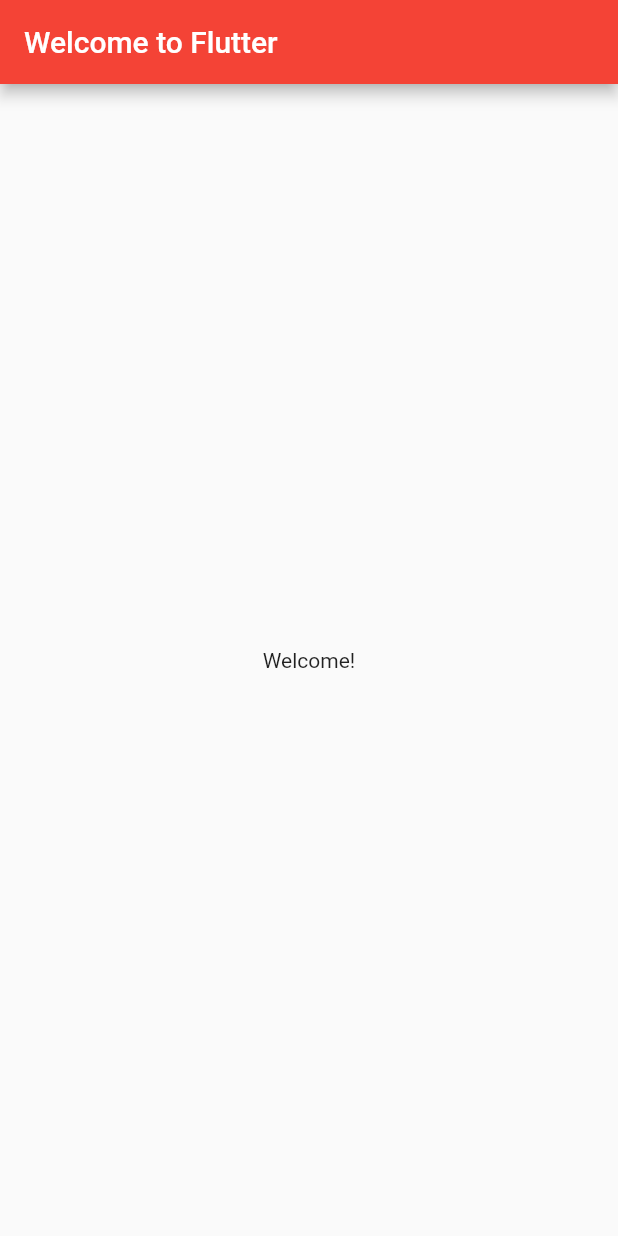
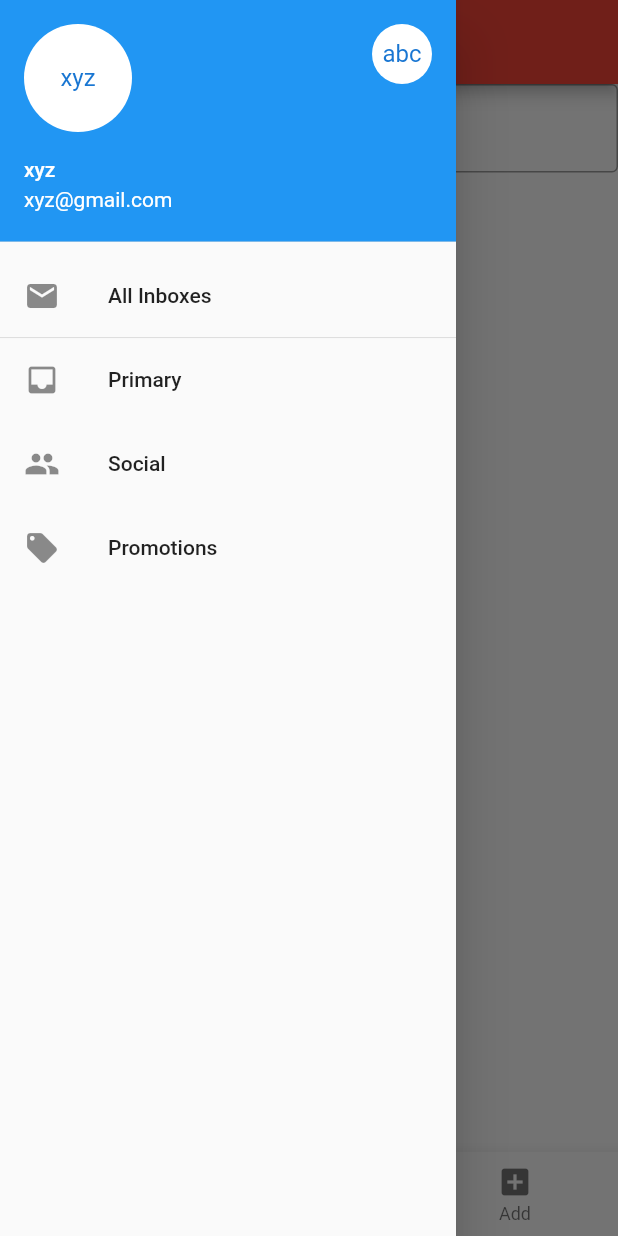
Before and after one commit to paroont/paroont-realty-mobile, a Flutter app: the screen it shows after launch, with the side drawer open (before the commit the screen has no drawer), on a phone screen of 412 x 824 dp. Run offline on Flutter 3.47's test engine with Material 2 defaults, Android fonts, the phone set to English and light mode, and no system bars.

Commit message:
home page

```diff
--- a/lib/main.dart
+++ b/lib/main.dart
@@ -1,4 +1,5 @@
 import 'package:flutter/material.dart';
+import 'package:paroont_realty_mobile/screen/home.dart';
 
 void main() {
   runApp(RealtyApp());
@@ -11,8 +12,65 @@ class RealtyApp extends StatelessWidget {
       title: 'Welcome ',
       theme: ThemeData(primaryColor: Colors.red),
       home: Scaffold(
-        appBar: AppBar(title: Text("Welcome to Flutter")),
-        body: Center(child: Text('Welcome!')),
+        appBar: AppBar(title: Text("Paroont")),
+        body: HomeBody(),
+        primary: true,
+        bottomNavigationBar: BottomNavigationBar(
+          items: [
+            BottomNavigationBarItem(
+              title: Text("Home"),
+              icon: Icon(Icons.home),
+            ),
+            BottomNavigationBarItem(
+              title: Text("Search"),
+              icon: Icon(Icons.search),
+            ),
+            BottomNavigationBarItem(
+              title: Text("Add"),
+              icon: Icon(Icons.add_box),
+            ),
+          ],
+        ),
+        drawer: Drawer(
+  elevation: 16.0,
+  child: Column(
+    children: <Widget>[
+      UserAccountsDrawerHeader(
+        accountName: Text("xyz"),
+        accountEmail: Text("xyz@gmail.com"),
+        currentAccountPicture: CircleAvatar(
+          backgroundColor: Colors.white,
+          child: Text("xyz"),
+        ),
+        otherAccountsPictures: <Widget>[
+          CircleAvatar(
+            backgroundColor: Colors.white,
+            child: Text("abc"),
+          )
+        ],
+      ),
+      ListTile(
+        title: new Text("All Inboxes"),
+        leading: new Icon(Icons.mail),
+      ),
+      Divider(
+        height: 0.1,
+      ),
+      ListTile(
+        title: new Text("Primary"),
+        leading: new Icon(Icons.inbox),
+      ),
+      ListTile(
+        title: new Text("Social"),
+        leading: new Icon(Icons.people),
+      ),
+      ListTile(
+        title: new Text("Promotions"),
+        leading: new Icon(Icons.local_offer),
+      )
+    ],
+  ),
+),
       ),
     );
   }
--- /dev/null
+++ b/lib/screen/home.dart
@@ -0,0 +1,43 @@
+import 'package:flutter/material.dart';
+import 'package:paroont_realty_mobile/screen/property/search.dart';
+
+class HomeBody extends StatefulWidget {
+  @override
+  _HomeBodyState createState() => _HomeBodyState();
+}
+
+class _HomeBodyState extends State<HomeBody> {
+  @override
+  Widget build(BuildContext context) {
+    return _buildBody();
+  }
+
+  Widget _buildBody() {
+    return Column(
+      children: [
+        PropertySearchForm(),
+        //_buildSearchResults(),
+      ],
+    );
+  }
+
+  Widget _buildSearch() {
+    return Row(children: [
+      TextField(
+        decoration: InputDecoration(
+             hintText: 'Enter a search term'),
+      )
+    ]);
+  }
+
+  Widget _buildSearchResults() {
+    return Container(
+        child: ListView(
+      children: [
+        ListTile(title: Text("Property 1")),
+        ListTile(title: Text("Property 2")),
+        ListTile(title: Text("Property 3"))
+      ],
+    ));
+  }
+}
--- /dev/null
+++ b/lib/screen/property/search.dart
@@ -0,0 +1,43 @@
+import 'package:flutter/material.dart';
+
+class PropertySearchForm extends StatefulWidget {
+  @override
+  _PropertySearchFormState createState() => _PropertySearchFormState();
+}
+
+class _PropertySearchFormState extends State<PropertySearchForm> {
+  final _formKey = GlobalKey<FormState>();
+  @override
+  Widget build(BuildContext context) {
+    // Build a Form widget using the _formKey created above.
+    return Form(
+      key: _formKey,
+      child: Column(
+        crossAxisAlignment: CrossAxisAlignment.start,
+        children: <Widget>[
+          TextFormField(
+            decoration: InputDecoration(
+                border: const OutlineInputBorder(),
+                hintText: 'Enter a property'),
+            validator: (value) {
+              if (value.isEmpty) {
+                return 'Please enter some property';
+              }
+              return null;
+            },
+          ),
+          RaisedButton(
+            onPressed: () {
+              if (_formKey.currentState.validate()) {
+                // If the form is valid, display a Snackbar.
+                Scaffold.of(context)
+                    .showSnackBar(SnackBar(content: Text('Searching...')));
+              }
+            },
+            child: const Text('Filter', style: TextStyle(fontSize: 20)),
+          ),
+        ],
+      ),
+    );
+  }
+}
```
Also changed, not shown: lib/model/property.dart (added), lib/model/user.dart (added), lib/service/property.dart (added), lib/service/user.dart (added).
